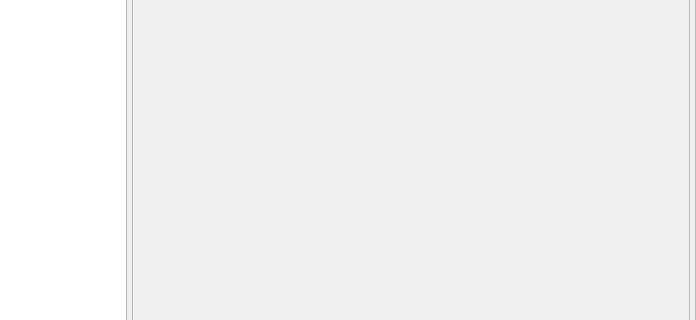
Old version of the form src/gui/dlg.ui in the repository LaM0uette/PySide6_Blank_Project_demo; both pictures show x 437 to 1133 and y 127 to 447 of the 1133 by 567 pixel window.
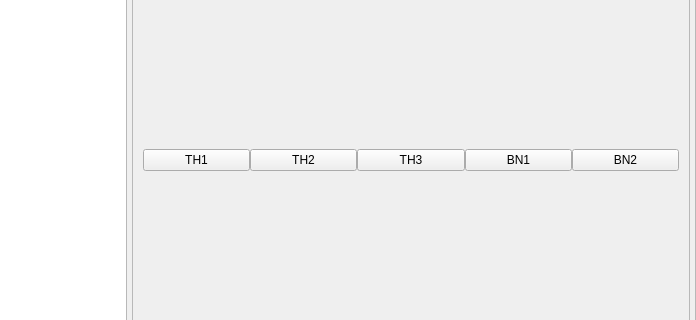
New version of the form. The open tabs and pages were chosen to show the change.

What changed in the file:
```diff
--- a/src/gui/dlg.ui
+++ b/src/gui/dlg.ui
@@ -1013,6 +1013,61 @@
                       </property>
                      </spacer>
                     </item>
+                    <item>
+                     <layout class="QHBoxLayout" name="hlay_opt_tm_colors">
+                      <property name="spacing">
+                       <number>0</number>
+                      </property>
+                      <item>
+                       <widget class="QPushButton" name="pb_opt_tm_th1">
+                        <property name="text">
+                         <string>TH1</string>
+                        </property>
+                       </widget>
+                      </item>
+                      <item>
+                       <widget class="QPushButton" name="pb_opt_tm_th2">
+                        <property name="text">
+                         <string>TH2</string>
+                        </property>
+                       </widget>
+                      </item>
+                      <item>
+                       <widget class="QPushButton" name="pb_opt_tm_th3">
+                        <property name="text">
+                         <string>TH3</string>
+                        </property>
+                       </widget>
+                      </item>
+                      <item>
+                       <widget class="QPushButton" name="pb_opt_tm_bn1">
+                        <property name="text">
+                         <string>BN1</string>
+                        </property>
+                       </widget>
+                      </item>
+                      <item>
+                       <widget class="QPushButton" name="pb_opt_tm_bn2">
+                        <property name="text">
+                         <string>BN2</string>
+                        </property>
+                       </widget>
+                      </item>
+                     </layout>
+                    </item>
+                    <item>
+                     <spacer name="verticalSpacer_10">
+                      <property name="orientation">
+                       <enum>Qt::Vertical</enum>
+                      </property>
+                      <property name="sizeHint" stdset="0">
+                       <size>
+                        <width>20</width>
+                        <height>40</height>
+                       </size>
+                      </property>
+                     </spacer>
+                    </item>
                     <item>
                      <widget class="QPushButton" name="pb_opt_tm_colors">
                       <property name="text">
```
